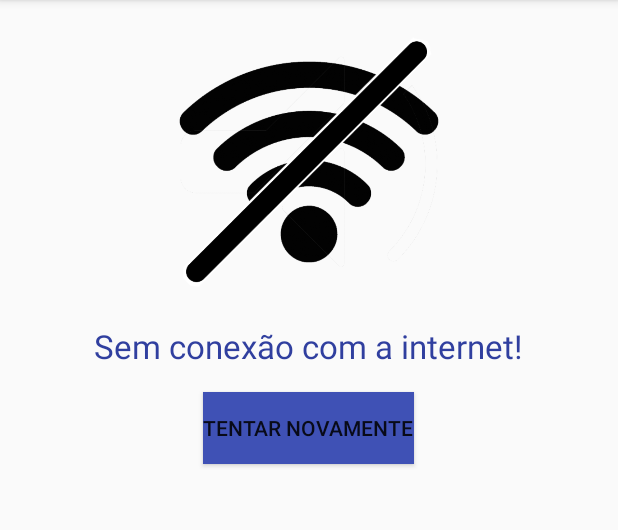
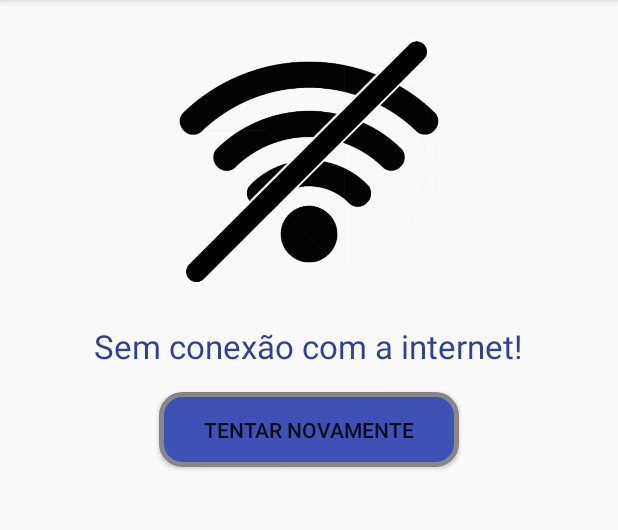
Before and after one commit to pedrinhocef/desafioMobicare, an Android app: the TratarConexao screen opened directly, with no data from a screen before it, on a phone screen of 412 x 824 dp, the part 84-614 px from its top. Run offline under Robolectric (Android 15) with nearby library versions, the phone set to English and light mode, and no system bars.

Commit message:
refatorando button, sem conexão

```diff
--- a/app/build.gradle
+++ b/app/build.gradle
@@ -2,7 +2,7 @@ apply plugin: 'com.android.application'
 
 android {
     compileSdkVersion 26
-    buildToolsVersion "25.0.2"
+    buildToolsVersion '26.0.2'
     defaultConfig {
         applicationId "br.com.pedrodroid.desafiomobicare"
         minSdkVersion 15
--- a/app/src/main/res/layout/sem_conexao_activity.xml
+++ b/app/src/main/res/layout/sem_conexao_activity.xml
@@ -27,7 +27,7 @@
         android:layout_width="wrap_content"
         android:layout_height="wrap_content"
         android:layout_gravity="center"
-        android:background="@color/colorPrimary"
+        android:background="@drawable/botao_customizado"
         android:text="@string/tryAgain"/>
 
 </LinearLayout>
```
